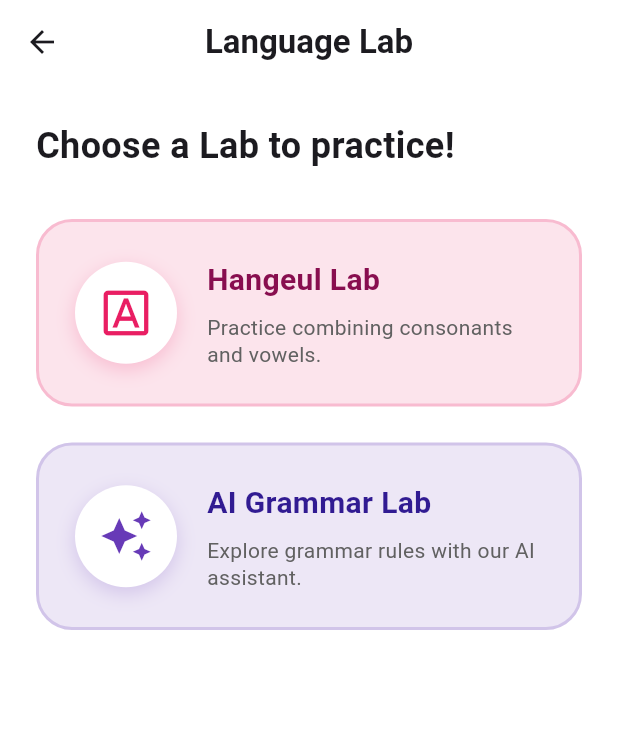
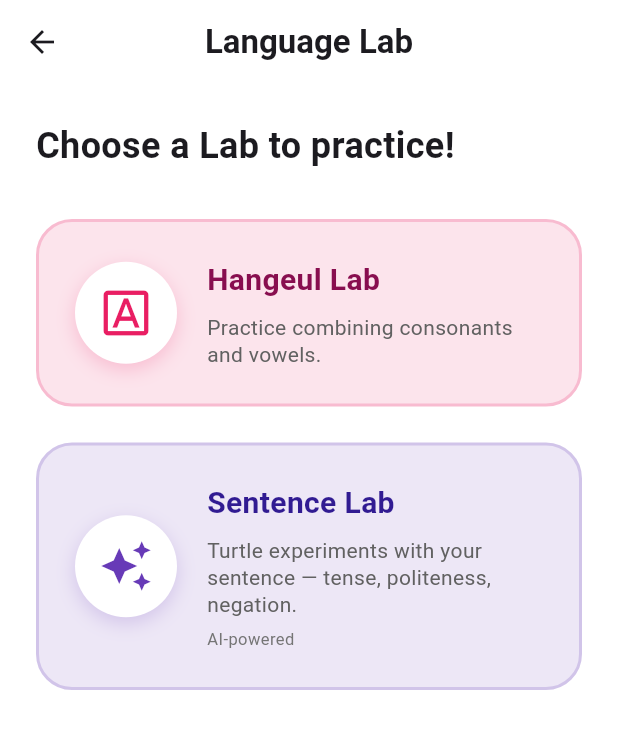
Before and after one commit to oghdy/Maru2026, a Flutter app: the LabMenuScreen screen opened directly, on a phone screen of 412 x 824 dp. Shown: the top 729 px of the screen. Run offline on Flutter 3.47's test engine with Material 3 defaults, Android fonts, the phone set to English and light mode, and no system bars; our stand-ins replace dio, flutter_riverpod, flutter_secure_storage, flutter_tts, google_sign_in, just_audio and 1 more; accounts and stored records are empty.

Commit message:
[LAB-1.9.1] Rename AI Grammar Lab to Sentence Lab in UI text only (D-24), turtle-experiment subtitle + AI-powered tag
Co-Authored-By: Claude Opus 5.5 <noreply@anthropic.com>

```diff
--- a/frontend/maru/lib/features/lab/screens/lab_menu_screen.dart
+++ b/frontend/maru/lib/features/lab/screens/lab_menu_screen.dart
@@ -1,5 +1,5 @@
 import 'package:flutter/material.dart';
-import 'lab_screen.dart'; // AI Grammar Lab
+import 'lab_screen.dart'; // Sentence Lab (UI name) == AI Grammar Lab (legacy code name)
 import 'hangeul_lab_screen.dart'; // Hangeul Lab
 
 class LabMenuScreen extends StatelessWidget {
@@ -21,10 +21,7 @@ class LabMenuScreen extends StatelessWidget {
           child: Column(
             crossAxisAlignment: CrossAxisAlignment.stretch,
             children: [
-              const Text(
-                'Choose a Lab to practice!',
-                style: TextStyle(fontSize: 24, fontWeight: FontWeight.bold),
-              ),
+              const Text('Choose a Lab to practice!', style: TextStyle(fontSize: 24, fontWeight: FontWeight.bold)),
               const SizedBox(height: 32),
               _buildMenuCard(
                 context,
@@ -39,8 +36,9 @@ class LabMenuScreen extends StatelessWidget {
               const SizedBox(height: 24),
               _buildMenuCard(
                 context,
-                title: 'AI Grammar Lab',
-                subtitle: 'Explore grammar rules with our AI assistant.',
+                title: 'Sentence Lab',
+                subtitle: 'Turtle experiments with your sentence — tense, politeness, negation.',
+                tag: 'AI-powered',
                 icon: Icons.auto_awesome,
                 color: Colors.deepPurple,
                 onTap: () {
@@ -58,6 +56,7 @@ class LabMenuScreen extends StatelessWidget {
     BuildContext context, {
     required String title,
     required String subtitle,
+    String? tag,
     required IconData icon,
     required MaterialColor color,
     required VoidCallback onTap,
@@ -78,9 +77,7 @@ class LabMenuScreen extends StatelessWidget {
               decoration: BoxDecoration(
                 color: Colors.white,
                 shape: BoxShape.circle,
-                boxShadow: [
-                  BoxShadow(color: color.withValues(alpha: 0.2), blurRadius: 10, offset: const Offset(0, 4)),
-                ],
+                boxShadow: [BoxShadow(color: color.withValues(alpha: 0.2), blurRadius: 10, offset: const Offset(0, 4))],
               ),
               child: Icon(icon, color: color, size: 36),
             ),
@@ -89,9 +86,16 @@ class LabMenuScreen extends StatelessWidget {
               child: Column(
                 crossAxisAlignment: CrossAxisAlignment.start,
                 children: [
-                  Text(title, style: TextStyle(fontSize: 20, fontWeight: FontWeight.bold, color: color.shade900)),
+                  Text(
+                    title,
+                    style: TextStyle(fontSize: 20, fontWeight: FontWeight.bold, color: color.shade900),
+                  ),
                   const SizedBox(height: 8),
                   Text(subtitle, style: TextStyle(color: Colors.grey.shade700, height: 1.3)),
+                  if (tag != null) ...[
+                    const SizedBox(height: 6),
+                    Text(tag, style: TextStyle(fontSize: 11, color: Colors.grey.shade600, letterSpacing: 0.3)),
+                  ],
                 ],
               ),
             ),
--- a/frontend/maru/lib/features/lab/screens/lab_screen.dart
+++ b/frontend/maru/lib/features/lab/screens/lab_screen.dart
@@ -40,6 +40,7 @@ class _ModifierGroup {
 /// The two Grammar Lab features (feedback R4 #1: must be told apart at a glance).
 enum _LabMode { explore, combine }
 
+// Sentence Lab (UI name) == AI Grammar Lab (legacy code name). Code identifiers stay (D-24).
 class LabScreen extends ConsumerStatefulWidget {
   const LabScreen({super.key});
 
@@ -315,7 +316,7 @@ class _LabScreenState extends ConsumerState<LabScreen> {
       child: Scaffold(
         backgroundColor: _pageBackground(context),
         appBar: AppBar(
-          title: const Text('AI Grammar Lab'),
+          title: const Text('Sentence Lab'),
           elevation: 0,
           backgroundColor: _pageBackground(context),
           surfaceTintColor: Colors.transparent,
```
